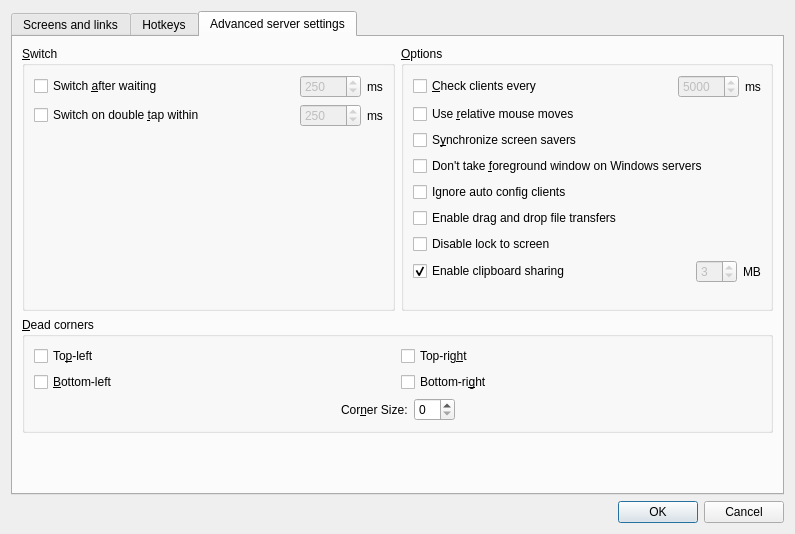
Before: the Qt Designer form src/gui/src/ServerConfigDialogBase.ui in deskflow/deskflow, drawn with Qt 5.
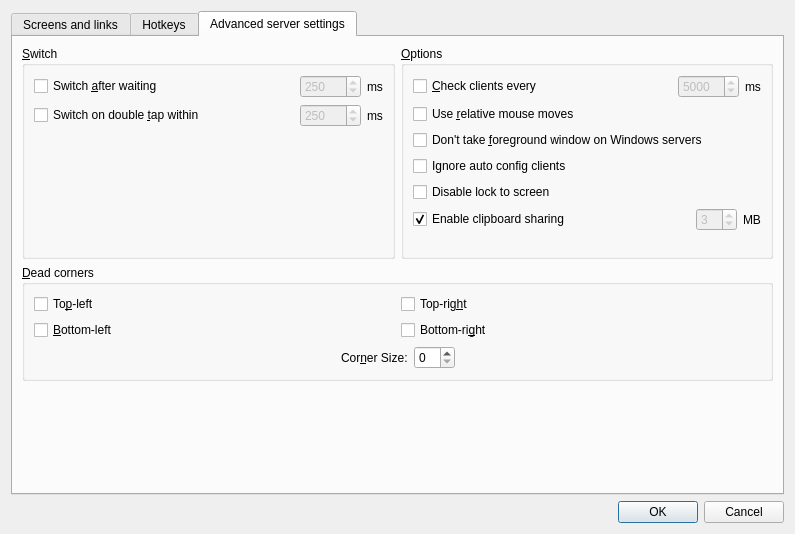
After: the same form once the commit is applied. The open tabs and pages were chosen to show the change. Icons and pictures are not drawn. Custom widgets are drawn as their Qt base class.

Commit message:
Synergy 722 remove synchronize screen saver and enable drag  (#6912)
* removes config UI as requested

* changelog pass 1

* Update ChangeLog

```diff
--- a/src/gui/src/ServerConfigDialogBase.ui
+++ b/src/gui/src/ServerConfigDialogBase.ui
@@ -455,13 +455,6 @@
             </item>
            </layout>
           </item>
-          <item row="5" column="0">
-           <widget class="QCheckBox" name="m_pCheckBoxEnableDragAndDrop">
-            <property name="text">
-             <string>Enable drag and drop file transfers</string>
-            </property>
-           </widget>
-          </item>
           <item row="3" column="0">
            <widget class="QCheckBox" name="m_pCheckBoxWin32KeepForeground">
             <property name="enabled">
@@ -555,16 +548,6 @@
             </item>
            </layout>
           </item>
-          <item row="2" column="0">
-           <widget class="QCheckBox" name="m_pCheckBoxScreenSaverSync">
-            <property name="enabled">
-             <bool>true</bool>
-            </property>
-            <property name="text">
-             <string>S&amp;ynchronize screen savers</string>
-            </property>
-           </widget>
-          </item>
           <item row="6" column="0">
            <widget class="QCheckBox" name="m_pCheckBoxDisableLockToScreen">
             <property name="text">
```
The commit also changes 2 other files.
